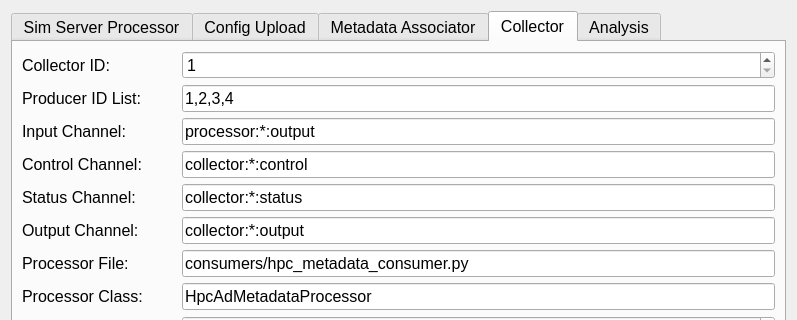
This is gui/pva_workflow_setup.ui in AdvancedPhotonSource/DashPVA as Qt 5 draws it before an edit; both pictures show x 0 to 797 and y 0 to 320 of the 797 by 797 pixel window. The edited form follows.
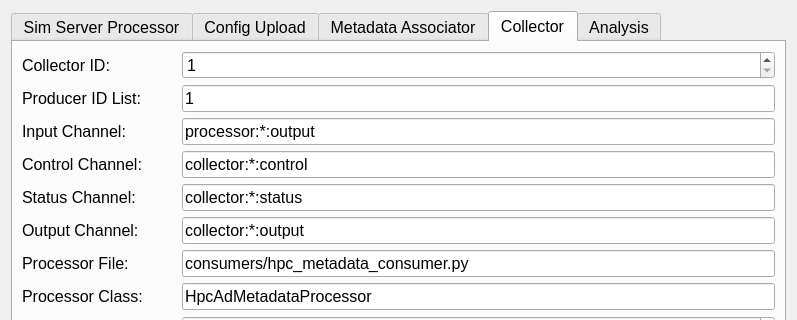
This is the edited form. The open tabs and pages were chosen to show the change.

```diff
--- a/gui/pva_workflow_setup.ui
+++ b/gui/pva_workflow_setup.ui
@@ -699,7 +699,7 @@
          <item row="1" column="1">
           <widget class="QLineEdit" name="lineEditProducerIdList">
            <property name="text">
-            <string>1,2,3,4</string>
+            <string>1</string>
            </property>
           </widget>
          </item>
```
